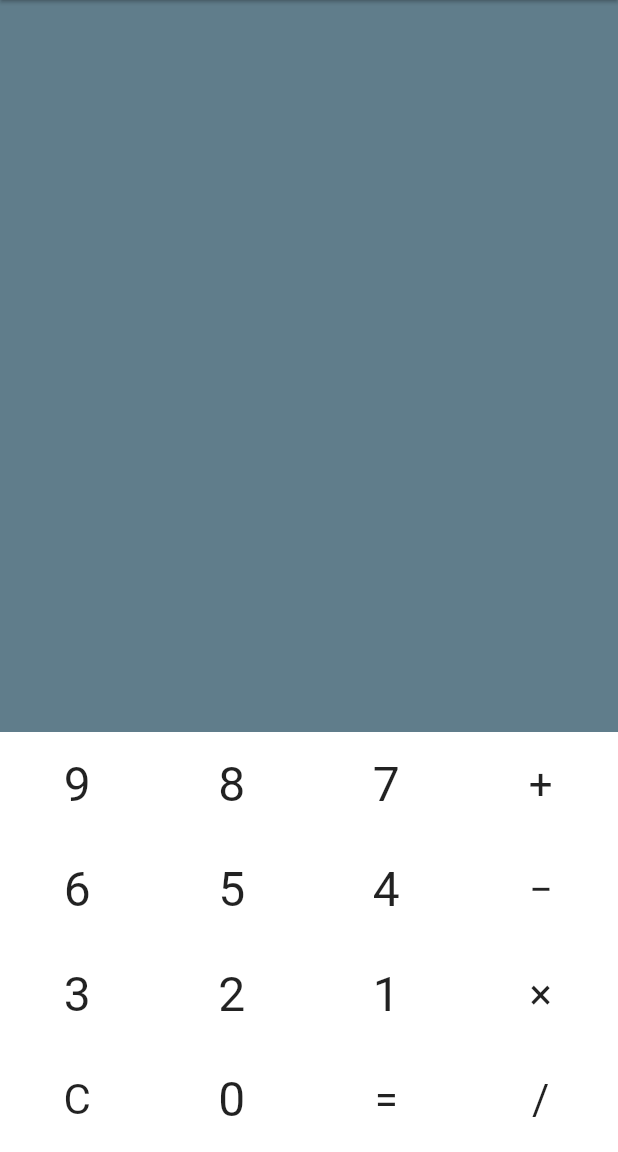
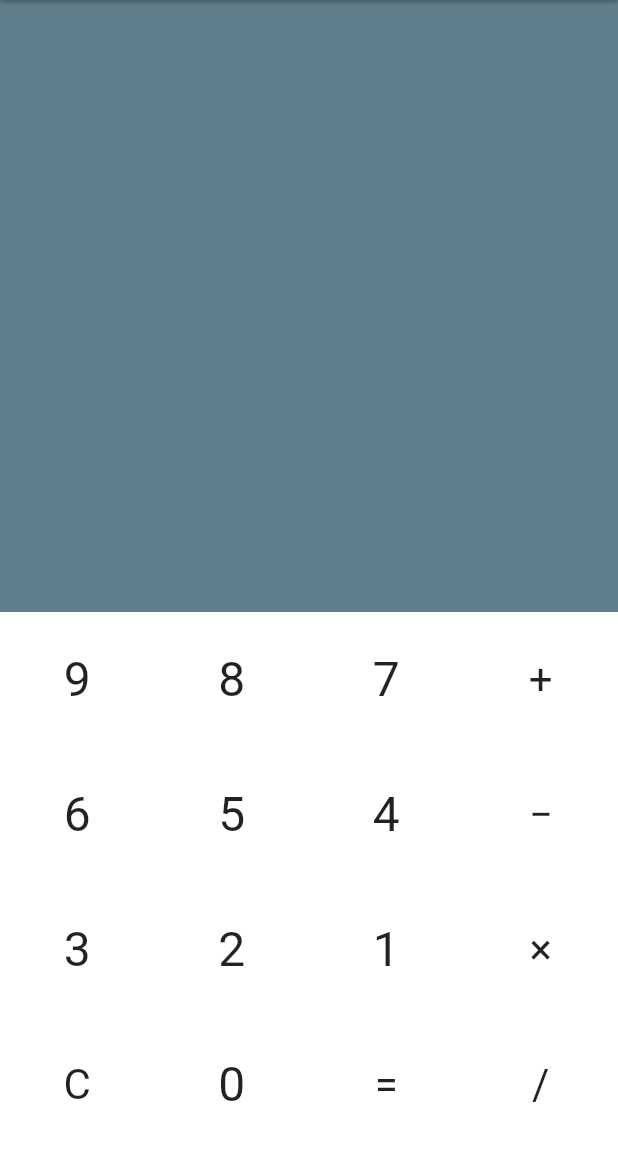
Before and after one commit to jantapabh/Flutter-Calculate, a Flutter app: the screen it shows after launch, on a phone screen of 412 x 824 dp, the part 84-1236 px from its top. Run offline on Flutter 3.47's test engine with Material 2 defaults, Android fonts, the phone set to English and light mode, and no system bars; statements that could not run were skipped.

Commit message:
add commit

```diff
--- a/lib/main.dart
+++ b/lib/main.dart
@@ -228,9 +228,6 @@ class _MyCalculatorState extends State<MyCalculator> {
         } else if (operator == "/") {
           value = (double.parse(answerTemp) / double.parse(answer));
         }
-        else if (operator == "/" && answerTemp == "0") {
-          answer = "Error";
-        }
 
         if (!decimalMode) {
           answer = value.toInt().toString();
@@ -257,6 +254,7 @@ class _MyCalculatorState extends State<MyCalculator> {
         answer = " ";
       } else if (calculateMode) {
         if (answer.isNotEmpty) {
+
           calculate();
           answerTemp = answer;
           inputFull = "";
@@ -313,9 +311,10 @@ class _MyCalculatorState extends State<MyCalculator> {
                   onTap: onTap,
                   splashColor: Colors.blue,
                   child: Container(
-                      height: 70,
+                      height: 90,
                       child: Center(
-                          child: Text(str,
+                          child: Text(
+                            str,
                               style: TextStyle(
                                   fontSize: 32,
                                   )))))));
```
